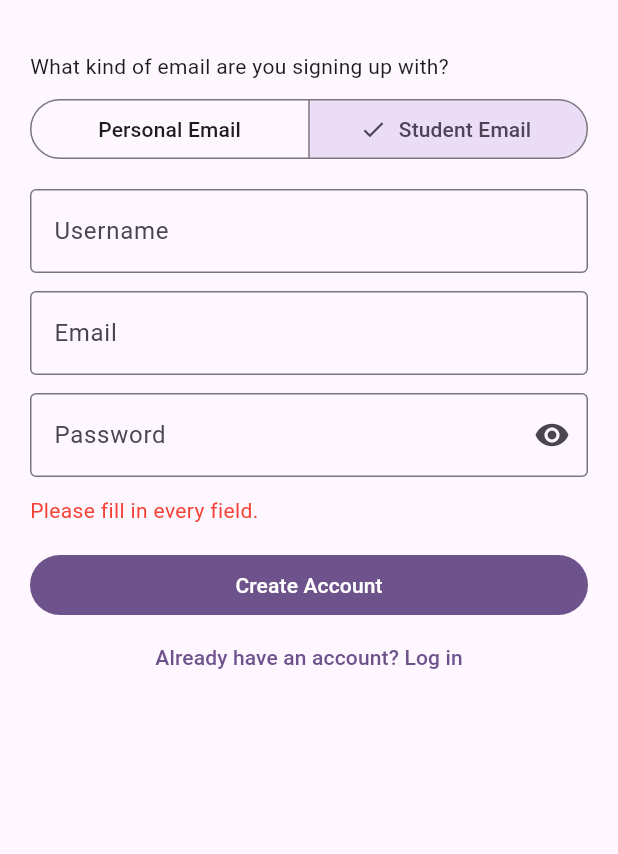
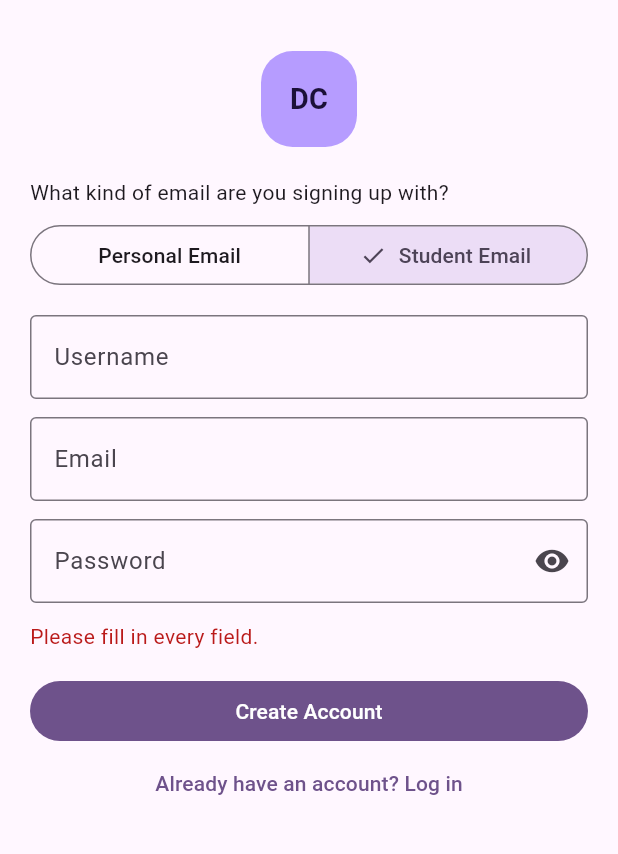
Before and after one commit to palesagit/devcircle-auth, a Flutter app: the screen it shows after launch, after a tap on "Create Account", on a phone screen of 412 x 824 dp, the part 63-917 px from its top. Run offline on Flutter 3.47's test engine with Material 3 defaults, Android fonts, the phone set to English and light mode, and no system bars; our stand-ins replace cloud_firestore, firebase_auth, firebase_core, firebase_messaging; accounts and stored records are empty; statements that could not run were skipped.

Commit message:
signup_page

```diff
--- a/lib/signup_page.dart
+++ b/lib/signup_page.dart
@@ -31,7 +31,7 @@ class _SignUpPageState extends State<SignUpPage> {
       return;
     }
 
-    // check the password length before calling Firebase
+    //  check the password length before calling Firebase
     if (password.length < 6) {
       setState(() => _error = 'Password needs at least 6 characters.');
       return;
@@ -58,7 +58,7 @@ class _SignUpPageState extends State<SignUpPage> {
       });
       // AuthGate notices the login and shows HomePage automatically.
     } on FirebaseAuthException catch (e) {
-      if (!mounted) return; // ADDED: the screen may already be closed
+      if (!mounted) return; //  the screen may already be closed
       setState(() {
         switch (e.code) {
           case 'email-already-in-use':
@@ -72,7 +72,7 @@ class _SignUpPageState extends State<SignUpPage> {
         }
       });
     } catch (e) {
-      // the account exists but saving the profile failed (e.g. rules
+      //  the account exists but saving the profile failed (e.g. rules
       // not published). HomePage still works because it handles a missing profile.
       if (mounted) setState(() => _error = 'Account created, but your profile could not be saved.');
     } finally {
@@ -95,6 +95,9 @@ class _SignUpPageState extends State<SignUpPage> {
       body: ListView(
         padding: const EdgeInsets.all(20),
         children: [
+          // brand logo at the top
+          const Center(child: CircleTile(label: 'DC', selected: true, size: 64)),
+          const SizedBox(height: 20),
           const Text('What kind of email are you signing up with?'),
           const SizedBox(height: 8),
           SegmentedButton<bool>(
@@ -122,7 +125,9 @@ class _SignUpPageState extends State<SignUpPage> {
           PasswordField(controller: _password),
           if (_error != null) ...[
             const SizedBox(height: 12),
-            Text(_error!, style: const TextStyle(color: Colors.red)),
+            //  uses the theme's error colour (readable on dark)
+            Text(_error!,
+                style: TextStyle(color: Theme.of(context).colorScheme.error)),
           ],
           const SizedBox(height: 16),
           FilledButton(
```
